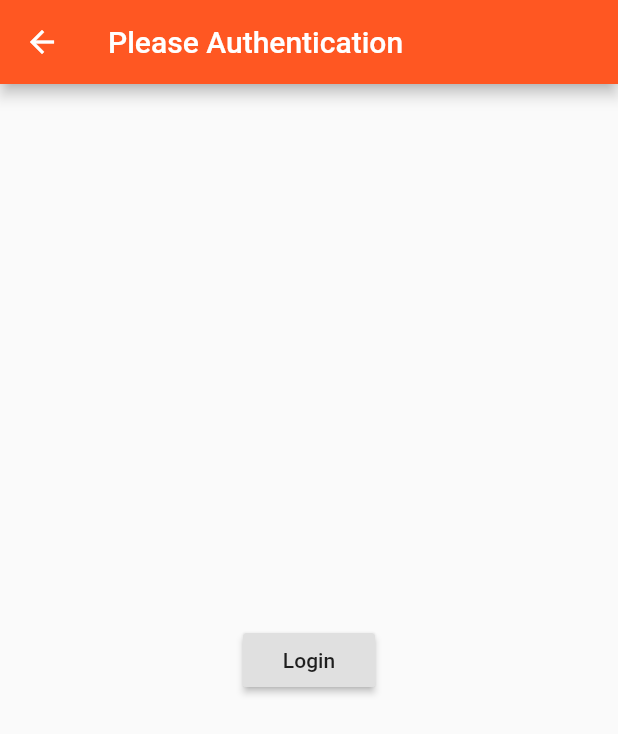
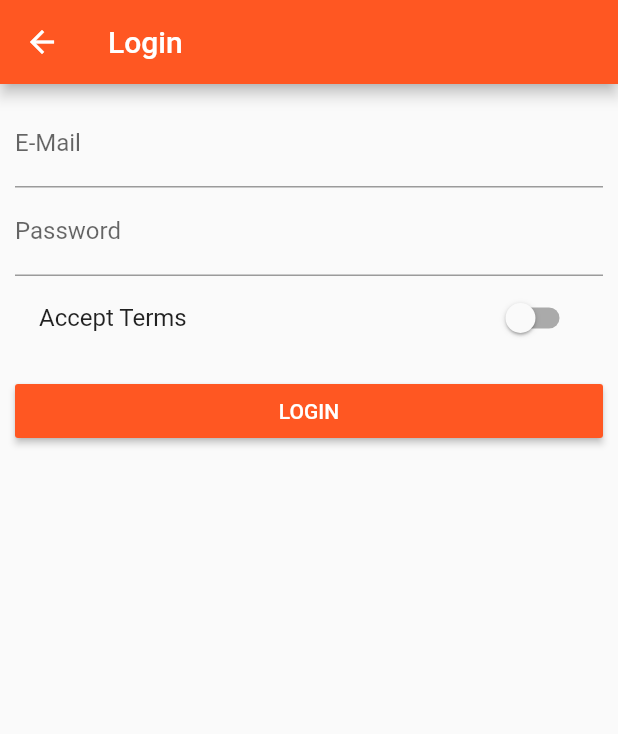
Before and after one commit to koba0719/flutter_course, a Flutter app: the AuthPage screen opened directly, on a phone screen of 412 x 824 dp. Shown: the top 734 px of the screen. Run offline on Flutter 3.47's test engine with Material 2 defaults, Android fonts, the phone set to English and light mode, and no system bars.

Commit message:
section7 完了

```diff
--- a/lib/pages/auth.dart
+++ b/lib/pages/auth.dart
@@ -1,19 +1,68 @@
 import 'package:flutter/material.dart';
 
-import 'package:flutter_cource/pages/products.dart';
+class AuthPage extends StatefulWidget {
+  @override
+  State<StatefulWidget> createState() {
+    return _AuthPageState();
+  }
+}
 
-class AuthPage extends StatelessWidget {
+class _AuthPageState extends State<AuthPage> {
+  String email;
+  String password;
+  bool _acceptTerm = false;
+
   @override
   Widget build(BuildContext context) {
     return Scaffold(
-      appBar: AppBar(title: Text('Please Authentication')),
-      body: Center(
-          child: RaisedButton(
-        child: Text('Login'),
-        onPressed: () {
-          Navigator.pushReplacementNamed(context, '/');
-        },
-      )),
+      appBar: AppBar(title: Text('Login')),
+      body: Container(
+        padding: EdgeInsets.all(10.0),
+        child: ListView(
+          children: <Widget>[
+            TextField(
+              decoration: InputDecoration(labelText: 'E-Mail'),
+              keyboardType: TextInputType.emailAddress,
+              onChanged: (String value) {
+                setState(() {
+                  this.email = value;
+                  print(this.email);
+                });
+              },
+            ),
+            TextField(
+                keyboardType: TextInputType.emailAddress,
+                decoration: InputDecoration(labelText: 'Password'),
+                obscureText: true,
+                onChanged: (String value) {
+                  setState(() {
+                    this.password = value;
+                    print(this.password);
+                  });
+                }),
+            SwitchListTile(
+              value: _acceptTerm,
+              onChanged: (bool value) {
+                setState(() {
+                  this._acceptTerm = value;
+                });
+              },
+              title: Text('Accept Terms'),
+
+            ),
+            SizedBox(
+              height: 10.0,
+            ),
+            RaisedButton(
+              textColor: Colors.white,
+              child: Text('LOGIN'),
+              onPressed: () =>
+                  Navigator.pushReplacementNamed(context, '/products'),
+              color: Theme.of(context).primaryColor,
+            )
+          ],
+        ),
+      ),
     );
   }
 }
--- a/lib/pages/products_admin.dart
+++ b/lib/pages/products_admin.dart
@@ -24,7 +24,7 @@ class ProductsAdminPage extends StatelessWidget {
               ListTile(
                 title: Text('All Products'),
                 onTap: () {
-                  Navigator.pushReplacementNamed(context, '/');
+                  Navigator.pushReplacementNamed(context, '/products');
                 },
               )
             ],
--- a/lib/products.dart
+++ b/lib/products.dart
@@ -1,6 +1,4 @@
 import 'package:flutter/material.dart';
-
-import 'package:flutter_cource/pages/product.dart';
 
 class Products extends StatelessWidget {
   final List<Map<String, dynamic>> products;
```
Also changed, not shown: lib/main.dart (+4 -3 lines), lib/pages/product_create.dart (+11 -11 lines).
